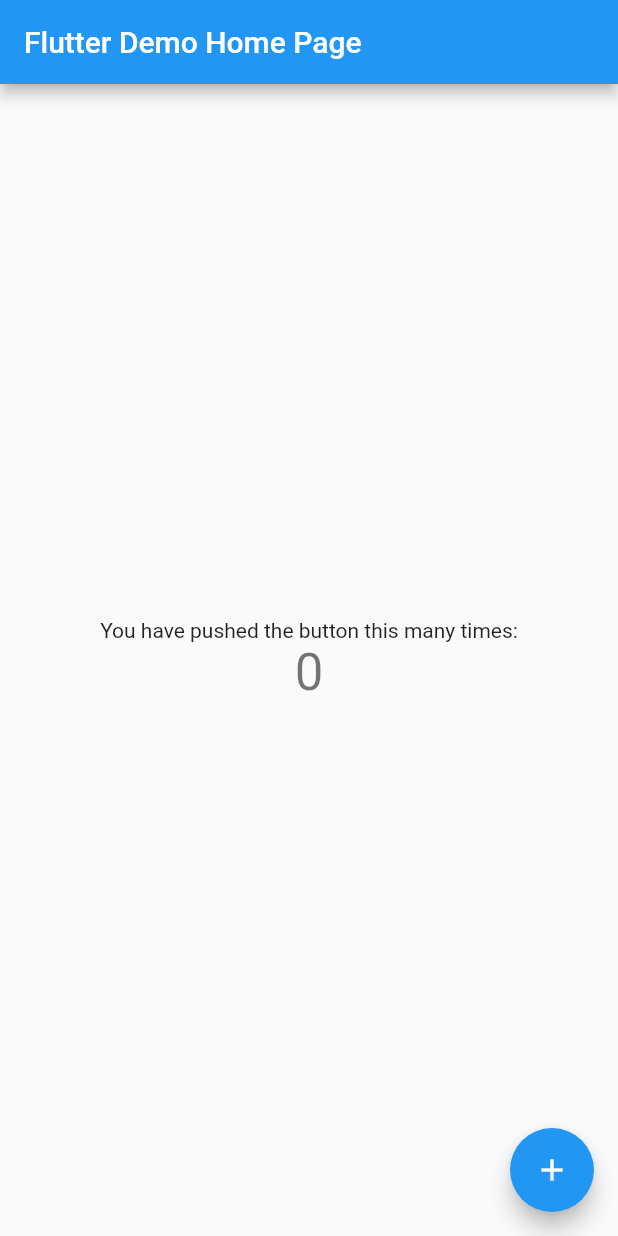
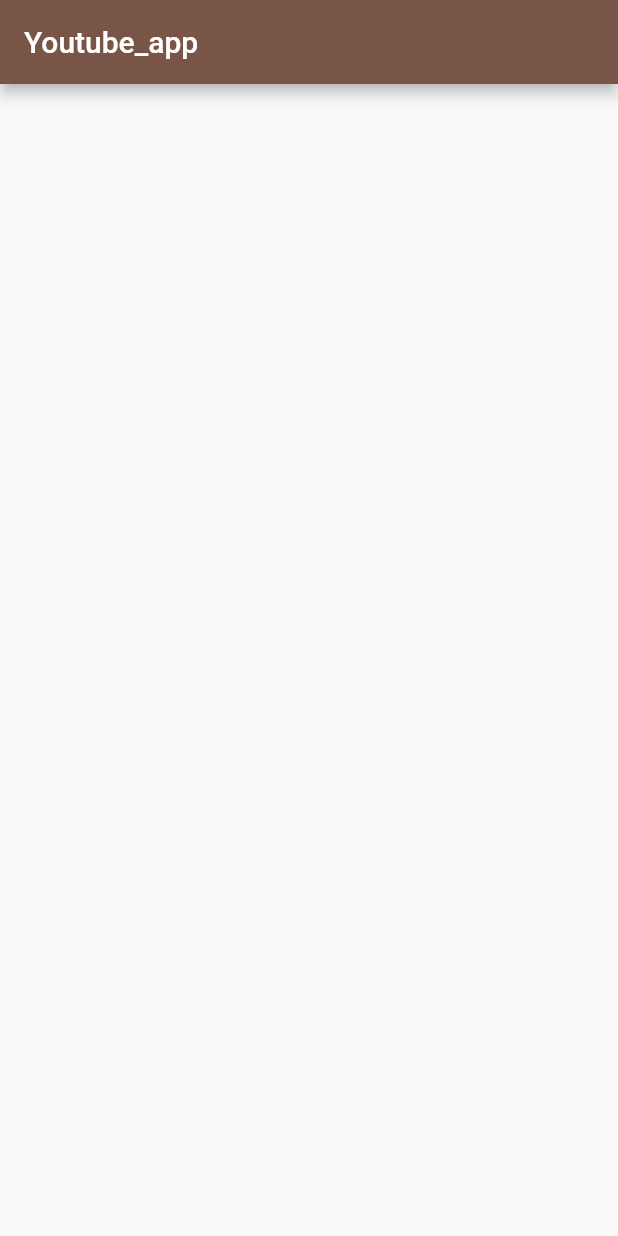
Before and after one commit to masakikono/youtube_app, a Flutter app: the screen it shows after launch, on a phone screen of 412 x 824 dp. Run offline on Flutter 3.47's test engine with Material 2 defaults, Android fonts, the phone set to English and light mode, and no system bars.

Commit message:
add:made a base

```diff
--- a/lib/main.dart
+++ b/lib/main.dart
@@ -1,45 +1,27 @@
 import 'package:flutter/material.dart';
 
 void main() {
-  runApp(const MyApp());
+  runApp(const App());
 }
 
-class MyApp extends StatelessWidget {
-  const MyApp({Key? key}) : super(key: key);
-
+class App extends StatelessWidget {
+  const App({Key? key}) : super(key: key);
   // This widget is the root of your application.
   @override
   Widget build(BuildContext context) {
     return MaterialApp(
       title: 'Flutter Demo',
       theme: ThemeData(
-        // This is the theme of your application.
-        //
-        // Try running your application with "flutter run". You'll see the
-        // application has a blue toolbar. Then, without quitting the app, try
-        // changing the primarySwatch below to Colors.green and then invoke
-        // "hot reload" (press "r" in the console where you ran "flutter run",
-        // or simply save your changes to "hot reload" in a Flutter IDE).
-        // Notice that the counter didn't reset back to zero; the application
-        // is not restarted.
-        primarySwatch: Colors.blue,
+        primarySwatch: Colors.brown,
       ),
-      home: const MyHomePage(title: 'Flutter Demo Home Page'),
+      debugShowCheckedModeBanner: false,
+      home: const MyHomePage(title: 'youtube_app'),
     );
   }
 }
 
 class MyHomePage extends StatefulWidget {
   const MyHomePage({Key? key, required this.title}) : super(key: key);
-
-  // This widget is the home page of your application. It is stateful, meaning
-  // that it has a State object (defined below) that contains fields that affect
-  // how it looks.
-
-  // This class is the configuration for the state. It holds the values (in this
-  // case the title) provided by the parent (in this case the App widget) and
-  // used by the build method of the State. Fields in a Widget subclass are
-  // always marked "final".
 
   final String title;
 
@@ -48,68 +30,16 @@ class MyHomePage extends StatefulWidget {
 }
 
 class _MyHomePageState extends State<MyHomePage> {
-  int _counter = 0;
-
-  void _incrementCounter() {
-    setState(() {
-      // This call to setState tells the Flutter framework that something has
-      // changed in this State, which causes it to rerun the build method below
-      // so that the display can reflect the updated values. If we changed
-      // _counter without calling setState(), then the build method would not be
-      // called again, and so nothing would appear to happen.
-      _counter++;
-    });
-  }
-
   @override
   Widget build(BuildContext context) {
-    // This method is rerun every time setState is called, for instance as done
-    // by the _incrementCounter method above.
-    //
-    // The Flutter framework has been optimized to make rerunning build methods
-    // fast, so that you can just rebuild anything that needs updating rather
-    // than having to individually change instances of widgets.
     return Scaffold(
       appBar: AppBar(
-        // Here we take the value from the MyHomePage object that was created by
-        // the App.build method, and use it to set our appbar title.
-        title: Text(widget.title),
+        title: Text('Youtube_app'),
+        backgroundColor: Colors.brown,
       ),
       body: Center(
-        // Center is a layout widget. It takes a single child and positions it
-        // in the middle of the parent.
-        child: Column(
-          // Column is also a layout widget. It takes a list of children and
-          // arranges them vertically. By default, it sizes itself to fit its
-          // children horizontally, and tries to be as tall as its parent.
-          //
-          // Invoke "debug painting" (press "p" in the console, choose the
-          // "Toggle Debug Paint" action from the Flutter Inspector in Android
-          // Studio, or the "Toggle Debug Paint" command in Visual Studio Code)
-          // to see the wireframe for each widget.
-          //
-          // Column has various properties to control how it sizes itself and
-          // how it positions its children. Here we use mainAxisAlignment to
-          // center the children vertically; the main axis here is the vertical
-          // axis because Columns are vertical (the cross axis would be
-          // horizontal).
-          mainAxisAlignment: MainAxisAlignment.center,
-          children: <Widget>[
-            const Text(
-              'You have pushed the button this many times:',
-            ),
-            Text(
-              '$_counter',
-              style: Theme.of(context).textTheme.headline4,
-            ),
-          ],
-        ),
+        child: Container(),
       ),
-      floatingActionButton: FloatingActionButton(
-        onPressed: _incrementCounter,
-        tooltip: 'Increment',
-        child: const Icon(Icons.add),
-      ), // This trailing comma makes auto-formatting nicer for build methods.
     );
   }
 }
```
